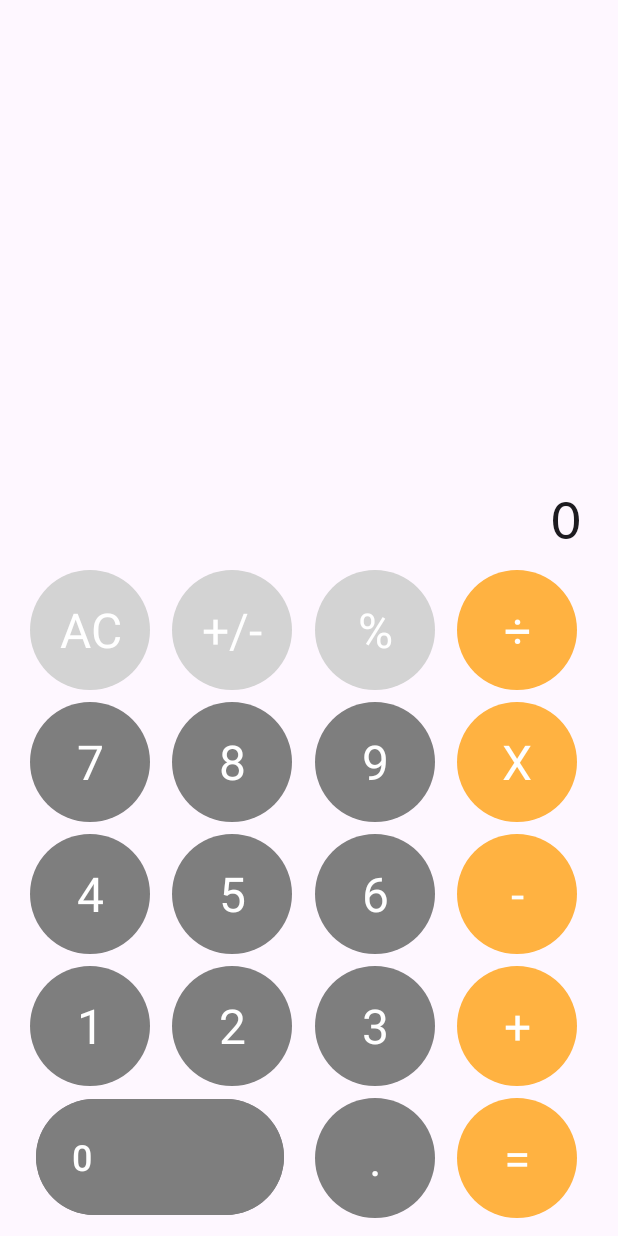
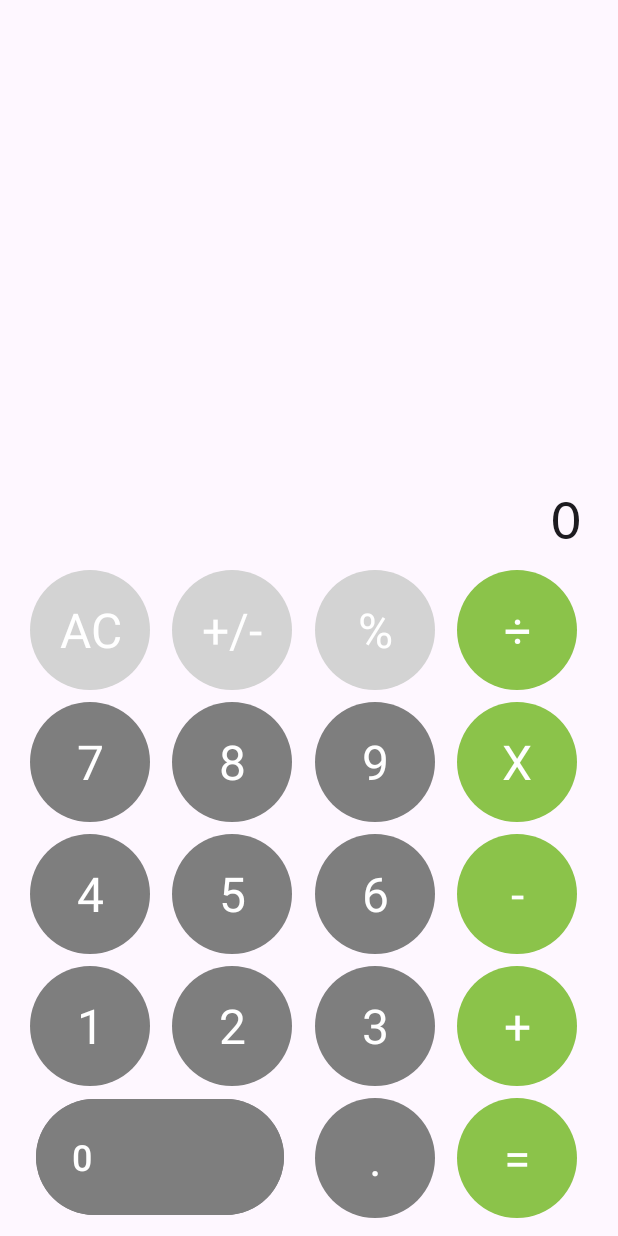
Before and after one commit to tarnnieJS/Curculatar, an Android app: the screen it shows after launch (MainActivity), on a phone screen of 412 x 824 dp. Run offline under Robolectric (Android 15) with nearby library versions, the phone set to English and light mode, and no system bars.

Commit message:
+change color button action

```diff
--- a/Curculatar/app/src/main/java/nicetomeowyou/th/mobile/curculatar/MainActivity.kt
+++ b/Curculatar/app/src/main/java/nicetomeowyou/th/mobile/curculatar/MainActivity.kt
@@ -21,6 +21,7 @@ class MainActivity : AppCompatActivity() {
         ActivityMainBinding.inflate(layoutInflater)
     }
     private lateinit var gestureDetector: GestureDetector
+
 
 
     private val buttonKeysList = mutableListOf<ButtonKeysModel>()
--- a/Curculatar/app/src/main/res/drawable/background_circle_orange.xml
+++ b/Curculatar/app/src/main/res/drawable/background_circle_orange.xml
@@ -1,6 +1,8 @@
 <?xml version="1.0" encoding="utf-8"?>
 <shape xmlns:android="http://schemas.android.com/apk/res/android"
     android:shape="oval">
+<!--    <solid-->
+<!--        android:color="#FFB241" />-->
     <solid
-        android:color="#FFB241" />
+        android:color="@color/green" />
 </shape>
```
